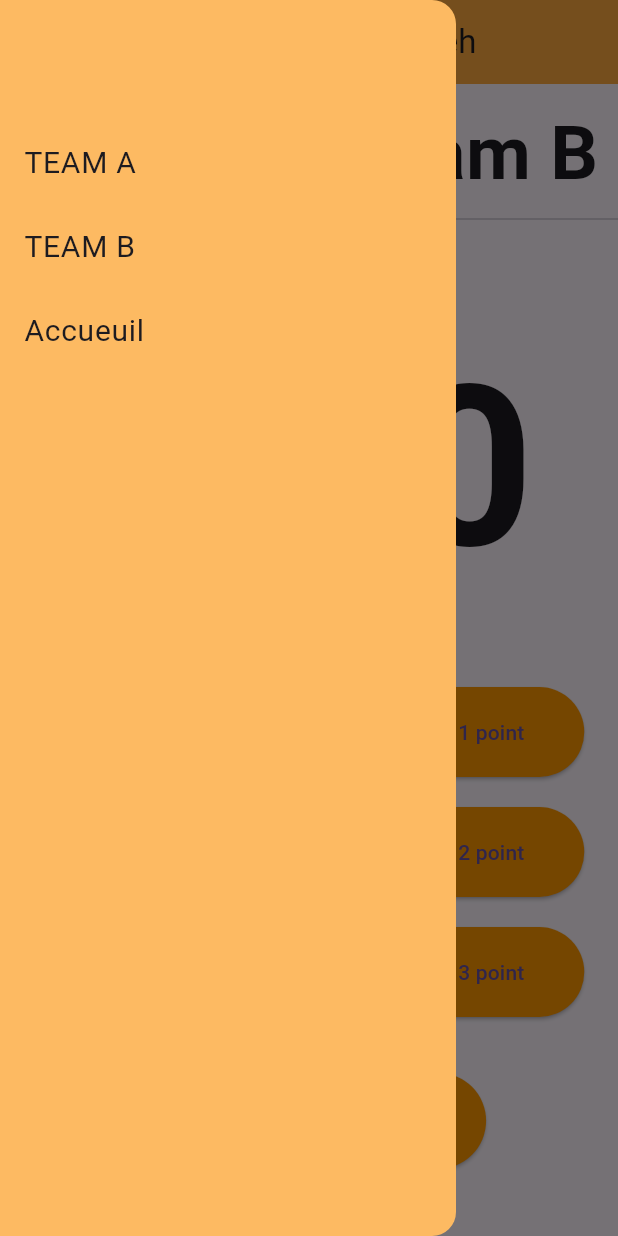
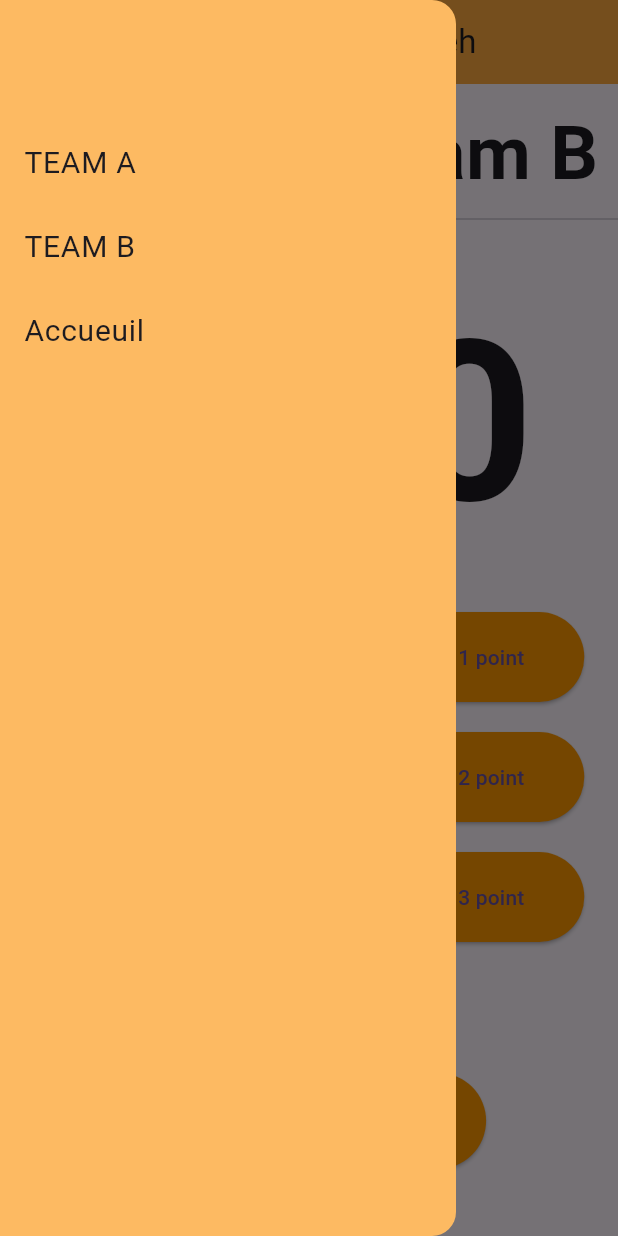
Before and after one commit to pierre517/exercices_flutter_equipe_basket, a Flutter app: the screen it shows after launch, in the side drawer, after a tap on "Team A", on a phone screen of 412 x 824 dp. Run offline on Flutter 3.47's test engine with Material 3 defaults, Android fonts, the phone set to English and light mode, and no system bars; network calls fail.

Commit message:
optimisation avec widget drawer

```diff
--- a/lib/view/exo5.dart
+++ b/lib/view/exo5.dart
@@ -1,5 +1,6 @@
 import 'package:flutter/material.dart';
 import 'package:introduction/view/teams.dart';
+import 'package:introduction/view/widgets/drawer.dart';
 import 'package:introduction/viewModel/teamsViewModel.dart';
 
 class Exo5 extends StatefulWidget {
@@ -20,45 +21,7 @@ class _Exo5State extends State<Exo5> {
         title: Center(child: Text('Chink wo Sheeeh')),
         backgroundColor: Colors.orangeAccent,
       ),
-      drawer: Drawer(
-        backgroundColor: const Color.fromARGB(255, 253, 186, 98),
-        child: ListView(
-          padding: EdgeInsets.zero,
-          children: [
-            SizedBox(height: 80),
-            ListTile(
-              title: const Text('TEAM A', style: TextStyle(fontSize: 20)),
-              onTap: () async {
-                final myTeamA = await TeamsVm.teamA();
-                Navigator.push(
-                  context,
-                  MaterialPageRoute<void>(
-                    builder: (context) => Teams(title: 'TEAM A', team: myTeamA),
-                  ),
-                );
-              },
-            ),
-            ListTile(
-              title: const Text('TEAM B', style: TextStyle(fontSize: 20)),
-              onTap: () async {
-                final myTeamB = await TeamsVm.teamB();
-                Navigator.push(
-                  context,
-                  MaterialPageRoute<void>(
-                    builder: (context) => Teams(title: 'TEAM B', team: myTeamB),
-                  ),
-                );
-              },
-            ),
-            ListTile(
-              title: const Text('Accueuil', style: TextStyle(fontSize: 20)),
-              onTap: () {
-                Navigator.pop(context);
-              },
-            ),
-          ],
-        ),
-      ),
+      drawer: MyDrawer(),
       body: Column(
         children: [
           Expanded(
@@ -73,6 +36,7 @@ class _Exo5State extends State<Exo5> {
                         child: InkWell(
                           onTap: () async {
                             final myTeamA = await TeamsVm.teamA();
+                            if (!context.mounted) return;
 
                             Navigator.push(
                               context,
@@ -92,7 +56,7 @@ class _Exo5State extends State<Exo5> {
                         ),
                       ),
                       Divider(),
-                      SizedBox(height: 50),
+                      SizedBox(height: 20),
                       Text(
                         style: TextStyle(
                           fontSize: teamA >= 100 ? 110 : 150,
@@ -100,7 +64,7 @@ class _Exo5State extends State<Exo5> {
                         ),
                         '$teamA',
                       ),
-                      SizedBox(height: teamA >= 100 ? 107 : 40),
+                      SizedBox(height: teamA >= 100 ? 107 : 20),
                       ElevatedButton(
                         style: ElevatedButton.styleFrom(
                           padding: EdgeInsets.symmetric(
@@ -160,6 +124,7 @@ class _Exo5State extends State<Exo5> {
                         child: InkWell(
                           onTap: () async {
                             final myTeamB = await TeamsVm.teamB();
+                            if (!context.mounted) return;
                             Navigator.push(
                               context,
                               MaterialPageRoute<void>(
@@ -178,7 +143,7 @@ class _Exo5State extends State<Exo5> {
                         ),
                       ),
                       Divider(),
-                      SizedBox(height: 50),
+                      SizedBox(height: 20),
                       Text(
                         style: TextStyle(
                           fontSize: teamB >= 100 ? 110 : 150,
@@ -186,7 +151,7 @@ class _Exo5State extends State<Exo5> {
                         ),
                         '$teamB',
                       ),
-                      SizedBox(height: teamB >= 100 ? 107 : 40),
+                      SizedBox(height: teamB >= 100 ? 107 : 20),
                       ElevatedButton(
                         style: ElevatedButton.styleFrom(
                           padding: EdgeInsets.symmetric(
--- /dev/null
+++ b/lib/view/widgets/drawer.dart
@@ -0,0 +1,57 @@
+import 'package:flutter/material.dart';
+import 'package:introduction/view/teams.dart';
+import 'package:introduction/viewModel/teamsViewModel.dart';
+
+class MyDrawer extends StatefulWidget {
+  const MyDrawer({super.key});
+
+  @override
+  State<MyDrawer> createState() => _MyDrawerState();
+}
+
+class _MyDrawerState extends State<MyDrawer> {
+  @override
+  Widget build(BuildContext context) {
+    return Drawer(
+      backgroundColor: const Color.fromARGB(255, 253, 186, 98),
+      child: ListView(
+        padding: EdgeInsets.zero,
+        children: [
+          SizedBox(height: 80),
+          ListTile(
+            title: const Text('TEAM A', style: TextStyle(fontSize: 20)),
+            onTap: () async {
+              final myTeamA = await TeamsVm.teamA();
+              if (!context.mounted) return;
+              Navigator.push(
+                context,
+                MaterialPageRoute<void>(
+                  builder: (context) => Teams(title: 'TEAM A', team: myTeamA),
+                ),
+              );
+            },
+          ),
+          ListTile(
+            title: const Text('TEAM B', style: TextStyle(fontSize: 20)),
+            onTap: () async {
+              final myTeamB = await TeamsVm.teamB();
+              if (!context.mounted) return;
+              Navigator.push(
+                context,
+                MaterialPageRoute<void>(
+                  builder: (context) => Teams(title: 'TEAM B', team: myTeamB),
+                ),
+              );
+            },
+          ),
+          ListTile(
+            title: const Text('Accueuil', style: TextStyle(fontSize: 20)),
+            onTap: () {
+              Navigator.pushNamed(context, '/accueuil');
+            },
+          ),
+        ],
+      ),
+    );
+  }
+}
```
Also changed, not shown: lib/view/teams.dart (+2 -40 lines).
